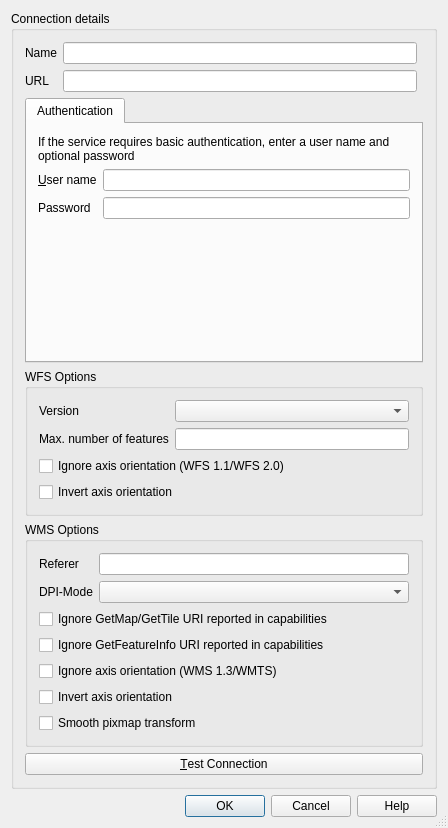
This is src/ui/qgsnewhttpconnectionbase.ui in carsmie/QGIS as Qt 5 draws it before an edit. The edited form follows.
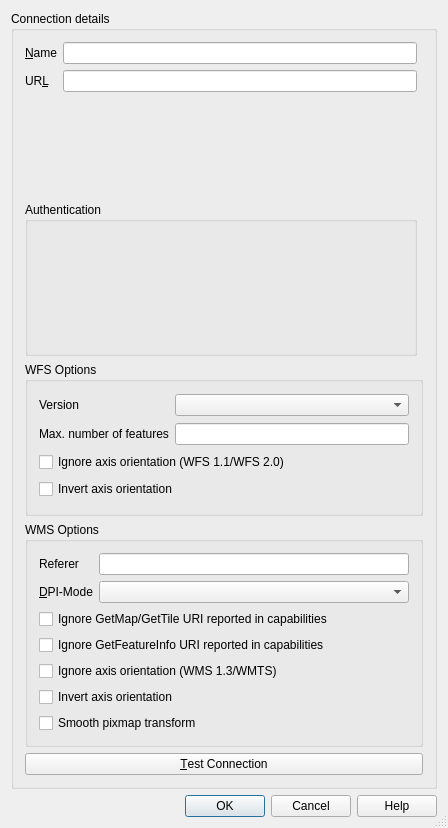
This is the edited form. Custom widgets are drawn as their Qt base class.

Commit message: [auth] Use new auth settings widget in http connections dialogs

```diff
--- a/src/ui/qgsnewhttpconnectionbase.ui
+++ b/src/ui/qgsnewhttpconnectionbase.ui
@@ -26,7 +26,7 @@
       <string>Connection details</string>
      </property>
      <layout class="QGridLayout">
-      <item row="8" column="0" colspan="2">
+      <item row="6" column="0" colspan="2">
        <widget class="QGroupBox" name="mWfsOptionsGroupBox">
         <property name="title">
          <string>WFS Options</string>
@@ -84,89 +84,7 @@
         </property>
        </widget>
       </item>
-      <item row="7" column="0" colspan="2">
-       <widget class="QTabWidget" name="tabAuth">
-        <property name="sizePolicy">
-         <sizepolicy hsizetype="Expanding" vsizetype="MinimumExpanding">
-          <horstretch>0</horstretch>
-          <verstretch>0</verstretch>
-         </sizepolicy>
-        </property>
-        <property name="currentIndex">
-         <number>0</number>
-        </property>
-        <widget class="QWidget" name="tab">
-         <attribute name="title">
-          <string>Authentication</string>
-         </attribute>
-         <layout class="QGridLayout" name="gridLayout_3">
-          <item row="0" column="0" colspan="2">
-           <widget class="QLabel" name="label">
-            <property name="sizePolicy">
-             <sizepolicy hsizetype="Minimum" vsizetype="Fixed">
-              <horstretch>0</horstretch>
-              <verstretch>0</verstretch>
-             </sizepolicy>
-            </property>
-            <property name="text">
-             <string>If the service requires basic authentication, enter a user name and optional password</string>
-            </property>
-            <property name="textFormat">
-             <enum>Qt::PlainText</enum>
-            </property>
-            <property name="wordWrap">
-             <bool>true</bool>
-            </property>
-           </widget>
-          </item>
-          <item row="1" column="0">
-           <widget class="QLabel" name="label_2">
-            <property name="text">
-             <string>&amp;User name</string>
-            </property>
-            <property name="buddy">
-             <cstring>txtUserName</cstring>
-            </property>
-           </widget>
-          </item>
-          <item row="1" column="1">
-           <widget class="QLineEdit" name="txtUserName"/>
-          </item>
-          <item row="2" column="0">
-           <widget class="QLabel" name="label_3">
-            <property name="text">
-             <string>Password</string>
-            </property>
-            <property name="buddy">
-             <cstring>txtPassword</cstring>
-            </property>
-           </widget>
-          </item>
-          <item row="2" column="1">
-           <widget class="QgsPasswordLineEdit" name="txtPassword">
-            <property name="echoMode">
-             <enum>QLineEdit::Password</enum>
-            </property>
-           </widget>
-          </item>
-          <item row="3" column="1">
-           <spacer name="verticalSpacer">
-            <property name="orientation">
-             <enum>Qt::Vertical</enum>
-            </property>
-            <property name="sizeHint" stdset="0">
-             <size>
-              <width>0</width>
-              <height>0</height>
-             </size>
-            </property>
-           </spacer>
-          </item>
-         </layout>
-        </widget>
-       </widget>
-      </item>
-      <item row="12" column="0" colspan="2">
+      <item row="10" column="0" colspan="2">
        <widget class="QGroupBox" name="mWmsOptionsGroupBox">
         <property name="title">
          <string>WMS Options</string>
@@ -209,7 +127,7 @@
          <item row="1" column="0">
           <widget class="QLabel" name="lblDpiMode">
            <property name="text">
-            <string>DPI-Mode</string>
+            <string>&amp;DPI-Mode</string>
            </property>
            <property name="buddy">
             <cstring>cmbDpiMode</cstring>
@@ -241,7 +159,7 @@
         <item row="0" column="0">
          <widget class="QLabel" name="TextLabel1_2">
           <property name="text">
-           <string>Name</string>
+           <string>&amp;Name</string>
           </property>
           <property name="wordWrap">
            <bool>true</bool>
@@ -273,7 +191,7 @@
         <item row="1" column="0">
          <widget class="QLabel" name="TextLabel1">
           <property name="text">
-           <string>URL</string>
+           <string>UR&amp;L</string>
           </property>
           <property name="margin">
            <number>5</number>
@@ -292,6 +210,18 @@
         </item>
        </layout>
       </item>
+      <item row="4" column="0">
+       <widget class="QGroupBox" name="mAuthGroupBox">
+        <property name="title">
+         <string>Authentication</string>
+        </property>
+        <layout class="QVBoxLayout" name="verticalLayout">
+         <item>
+          <widget class="QgsAuthSettingsWidget" name="mAuthSettings" native="true"/>
+         </item>
+        </layout>
+       </widget>
+      </item>
      </layout>
     </widget>
    </item>
@@ -307,9 +237,10 @@
  <layoutdefault spacing="6" margin="11"/>
  <customwidgets>
   <customwidget>
-   <class>QgsPasswordLineEdit</class>
-   <extends>QLineEdit</extends>
-   <header>qgspasswordlineedit.h</header>
+   <class>QgsAuthSettingsWidget</class>
+   <extends>QWidget</extends>
+   <header>auth/qgsauthsettingswidget.h</header>
+   <container>1</container>
   </customwidget>
  </customwidgets>
  <tabstops>
```
Left out of the diff: 7 changed lines with no effect on the pictures. The commit also changes 3 other files.
